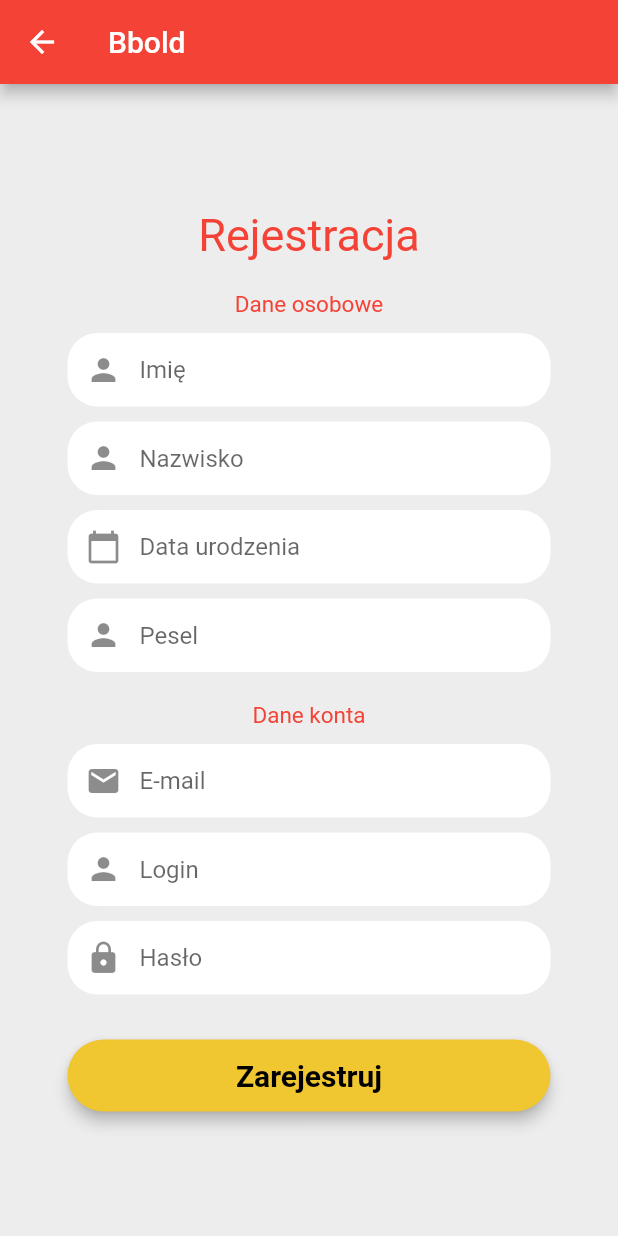
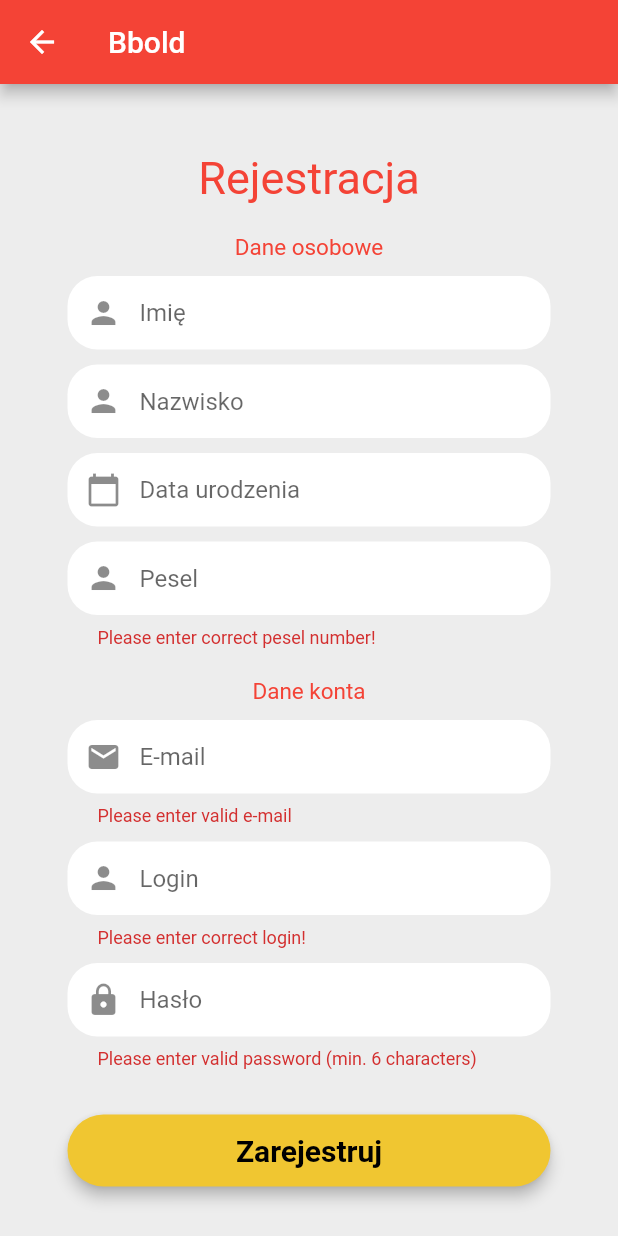
Before and after one commit to r0czak/bblood, a Flutter app: the RegistrationScreen screen opened directly, after a tap on "Zarejestruj", on a phone screen of 412 x 824 dp. Run offline on Flutter 3.47's test engine with Material 2 defaults, Android fonts, the phone set to English and light mode, and no system bars; our stand-ins replace cloud_firestore, firebase_auth, firebase_core, fluttertoast; accounts and stored records are empty.

Commit message:
Add registration with firebase

```diff
--- a/lib/front/registration_page.dart
+++ b/lib/front/registration_page.dart
@@ -1,6 +1,12 @@
+import 'package:bblood/model/user_model.dart';
 import 'package:bblood/utils/validation.dart';
+import 'package:cloud_firestore/cloud_firestore.dart';
+import 'package:firebase_auth/firebase_auth.dart';
 import 'package:flutter/material.dart';
+import 'package:fluttertoast/fluttertoast.dart';
 import 'package:intl/intl.dart';
+
+import 'menu_controller.dart';
 
 class RegistrationScreen extends StatefulWidget {
   const RegistrationScreen({Key? key}) : super(key: key);
@@ -11,6 +17,8 @@ class RegistrationScreen extends StatefulWidget {
 
 class _RegistrationScreenState extends State<RegistrationScreen>
     with InputValidationMixin {
+  final _authentication = FirebaseAuth.instance;
+
   final _formKey = GlobalKey<FormState>();
 
   DateTime? _birthdayDate;
@@ -20,31 +28,15 @@ class _RegistrationScreenState extends State<RegistrationScreen>
   final TextEditingController firstNameController = TextEditingController();
   final TextEditingController lastNameController = TextEditingController();
 
-  // birthday controller
   final TextEditingController peselNumberController = TextEditingController();
   final TextEditingController emailController = TextEditingController();
   final TextEditingController loginController = TextEditingController();
   final TextEditingController passwordController = TextEditingController();
 
+  String? errorMessage;
+
   @override
   Widget build(BuildContext context) {
-    final registerButton = Material(
-      elevation: 4,
-      borderRadius: BorderRadius.circular(30),
-      color: const Color(0xFFF0C631),
-      child: MaterialButton(
-        padding: const EdgeInsets.fromLTRB(10, 5, 10, 5),
-        minWidth: MediaQuery.of(context).size.width,
-        onPressed: () {},
-        child: const Text(
-          "Zarejestruj",
-          textAlign: TextAlign.center,
-          style: TextStyle(
-              fontSize: 20, color: Colors.black, fontWeight: FontWeight.bold),
-        ),
-      ),
-    );
-
     final firstNameInput = TextFormField(
         //autofocus: false,
         controller: firstNameController,
@@ -102,6 +94,36 @@ class _RegistrationScreenState extends State<RegistrationScreen>
           prefixIcon: const Icon(Icons.person),
           contentPadding: const EdgeInsets.fromLTRB(20, 15, 20, 15),
           hintText: "Pesel",
+          fillColor: Colors.white,
+          filled: true,
+          border: OutlineInputBorder(
+            borderSide: BorderSide.none,
+            borderRadius: BorderRadius.circular(20),
+          ),
+        ));
+
+    final birthdayInput = TextFormField(
+        onTap: () {
+          // Below line stops keyboard from appearing
+          FocusScope.of(context).requestFocus(FocusNode());
+
+          showDatePicker(
+                  context: context,
+                  initialDate: DateTime.now(),
+                  firstDate: DateTime(1900),
+                  lastDate: DateTime(2022))
+              .then((date) {
+            setState(() {
+              _birthdayDate = date;
+            });
+          });
+        },
+        decoration: InputDecoration(
+          prefixIcon: const Icon(Icons.calendar_today),
+          contentPadding: const EdgeInsets.fromLTRB(20, 15, 20, 15),
+          hintText: _birthdayDate == null
+              ? "Data urodzenia"
+              : DateFormat("dd-MM-yyyy").format(_birthdayDate!).toString(),
           fillColor: Colors.white,
           filled: true,
           border: OutlineInputBorder(
@@ -173,35 +195,24 @@ class _RegistrationScreenState extends State<RegistrationScreen>
           ),
         ));
 
-    final birthdayInput = TextFormField(
-        onTap: () {
-          // Below line stops keyboard from appearing
-          FocusScope.of(context).requestFocus(new FocusNode());
-
-          showDatePicker(
-                  context: context,
-                  initialDate: DateTime.now(),
-                  firstDate: DateTime(1900),
-                  lastDate: DateTime(2022))
-              .then((date) {
-            setState(() {
-              _birthdayDate = date;
-            });
-          });
+    final registerButton = Material(
+      elevation: 4,
+      borderRadius: BorderRadius.circular(30),
+      color: const Color(0xFFF0C631),
+      child: MaterialButton(
+        padding: const EdgeInsets.fromLTRB(10, 5, 10, 5),
+        minWidth: MediaQuery.of(context).size.width,
+        onPressed: () {
+          signUp(emailController.text, passwordController.text);
         },
-        decoration: InputDecoration(
-          prefixIcon: const Icon(Icons.calendar_today),
-          contentPadding: const EdgeInsets.fromLTRB(20, 15, 20, 15),
-          hintText: _birthdayDate == null
-              ? "Data urodzenia"
-              : DateFormat("dd-MM-yyyy").format(_birthdayDate!).toString(),
-          fillColor: Colors.white,
-          filled: true,
-          border: OutlineInputBorder(
-            borderSide: BorderSide.none,
-            borderRadius: BorderRadius.circular(20),
-          ),
-        ));
+        child: const Text(
+          "Zarejestruj",
+          textAlign: TextAlign.center,
+          style: TextStyle(
+              fontSize: 20, color: Colors.black, fontWeight: FontWeight.bold),
+        ),
+      ),
+    );
 
     return Scaffold(
       //backgroundColor: const Color(0xFFDA4148),
@@ -254,4 +265,55 @@ class _RegistrationScreenState extends State<RegistrationScreen>
       ),
     );
   }
+
+  void signUp(String email, String password) async {
+    if (_formKey.currentState!.validate()) {
+      try {
+        await _authentication
+            .createUserWithEmailAndPassword(email: email, password: password)
+            .then((uid) => {
+                  postDetailsToFirestore(),
+                  Fluttertoast.showToast(msg: "Signing in succesfull!"),
+                  Navigator.of(context).pushReplacement(MaterialPageRoute(
+                      builder: (context) => const MenuController()))
+                });
+      } on FirebaseAuthException catch (error) {
+        switch (error.code) {
+          case "":
+            errorMessage = "Invalid email.";
+            break;
+          case "weak-password":
+            errorMessage = "Provided password is weak.";
+            break;
+          case "email-already-in-use":
+            errorMessage = "This e-mail is laready taken.";
+            break;
+          default:
+            errorMessage = "Undefined error.";
+        }
+        Fluttertoast.showToast(msg: errorMessage!);
+      }
+    }
+  }
+
+  postDetailsToFirestore() async {
+    FirebaseFirestore firebaseFirestore = FirebaseFirestore.instance;
+    User? user = _authentication.currentUser;
+
+    UserModel userModel = UserModel();
+
+    userModel.uid = user!.uid;
+    userModel.email = user.email;
+    userModel.firstName = firstNameController.text;
+    userModel.lastName = lastNameController.text;
+    userModel.peselNumber = peselNumberController.text;
+    userModel.login = loginController.text;
+    userModel.password = passwordController.text;
+    userModel.birthday = _birthdayDate;
+
+    await firebaseFirestore
+        .collection("users")
+        .doc(user.uid)
+        .set(userModel.toMap());
+  }
 }
--- a/lib/model/user_model.dart
+++ b/lib/model/user_model.dart
@@ -1,5 +1,5 @@
 class UserModel {
-  String? userId;
+  String? uid;
   String? firstName;
   String? lastName;
   DateTime? birthday;
@@ -9,7 +9,7 @@ class UserModel {
   String? password;
 
   UserModel(
-      {this.userId,
+      {this.uid,
       this.firstName,
       this.lastName,
       this.birthday,
@@ -21,7 +21,7 @@ class UserModel {
   // receive data from the server
   factory UserModel.fromMap(map) {
     return UserModel(
-        userId: map['userId'],
+        uid: map['uid'],
         firstName: map['firstName'],
         lastName: map['lastName'],
         birthday: map['birthday'],
@@ -34,7 +34,7 @@ class UserModel {
   // send data to the server
   Map<String, dynamic> toMap() {
     return {
-      'userId': userId,
+      'uid': uid,
       'firstName': firstName,
       'lastName': lastName,
       'birthday': birthday,
--- a/lib/utils/validation.dart
+++ b/lib/utils/validation.dart
@@ -14,9 +14,9 @@ mixin InputValidationMixin {
   }
 
   bool isNameValid(String name) {
-    String pattern = r"^([a-z]+[,.]?[ ]?|[a-z]+['-]?)+$";
-    RegExp regex = RegExp(pattern);
-    return regex.hasMatch(name) && name.length <= 30;
+    //String pattern = r"^([a-z]+[,.]?[ ]?|[a-z]+['-]?)+$";
+    //RegExp regex = RegExp(pattern);
+    return name.length <= 30;
   }
 
   bool isPeselNumberValid(String peselNumber) {
```
